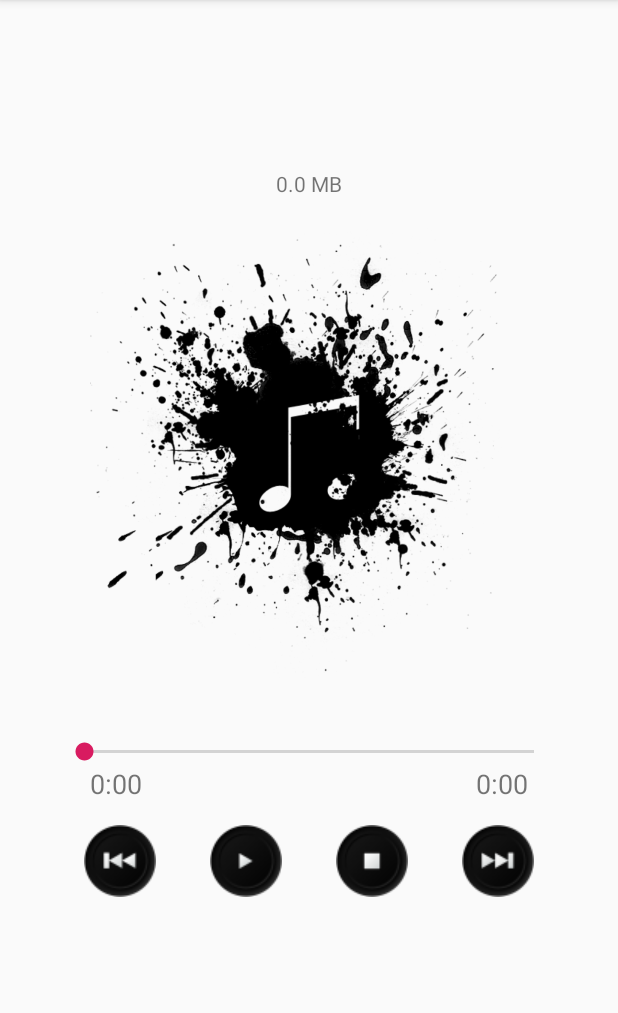
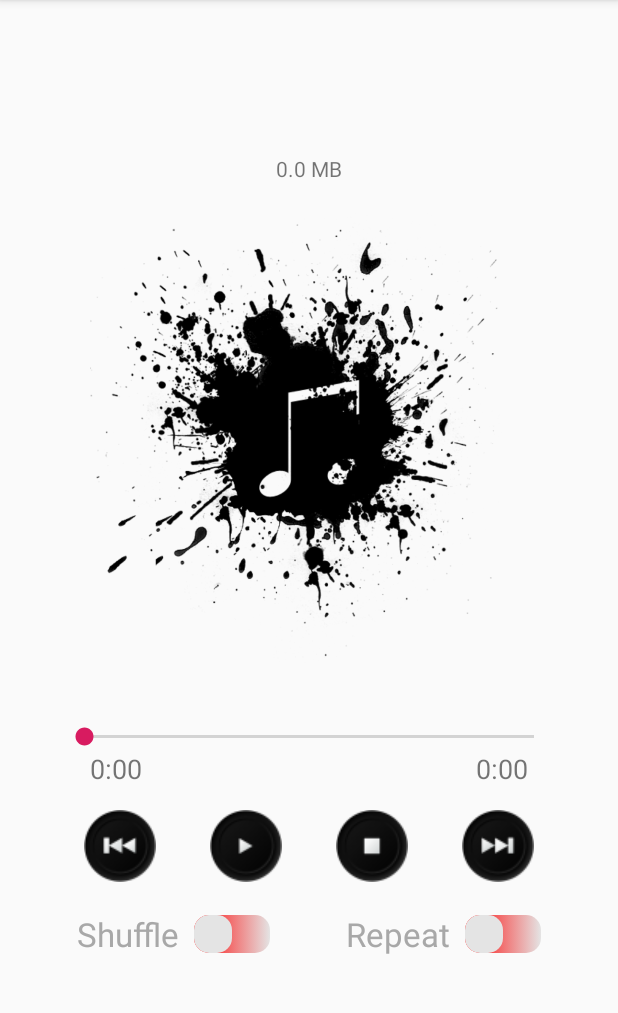
Before and after one commit to Torres1982/Wipro_Music_Player, an Android app: the MusicPlayer screen opened directly, with no data from a screen before it, on a phone screen of 412 x 824 dp, the part 84-1097 px from its top. Run offline under Robolectric (Android 15) with nearby library versions, the phone set to English and light mode, and no system bars; 6 statements that could not run were skipped.

Commit message:
[1] Color, dimen, strings xml updated. [2] UI Switch for repeating and shuffling the songs added (also separate drawable xml files added to style the thumb and track of the switch).

```diff
--- /dev/null
+++ b/app/src/main/res/drawable/switch_thumb.xml
@@ -0,0 +1,37 @@
+<?xml version="1.0" encoding="utf-8"?>
+<selector xmlns:android="http://schemas.android.com/apk/res/android" >
+    <item
+        android:state_checked="true">
+        <shape
+            android:shape="rectangle"
+            android:visible="true"
+            android:dither="true"
+            android:useLevel="false">
+            <gradient
+                android:startColor="@color/red"
+                android:endColor="@color/red"
+                android:angle="180" />
+            <corners android:radius="@dimen/margin_ten" />
+            <size
+                android:width="@dimen/size_twenty_five"
+                android:height="@dimen/size_twenty_five" />
+        </shape>
+    </item>
+    <item
+        android:state_checked="false">
+        <shape
+            android:shape="rectangle"
+            android:visible="true"
+            android:dither="true"
+            android:useLevel="false">
+            <gradient
+                android:startColor="@color/light_grey"
+                android:endColor="@color/light_grey"
+                android:angle="180"/>
+            <corners android:radius="@dimen/margin_ten"/>
+            <size
+                android:width="@dimen/size_twenty_five"
+                android:height="@dimen/size_twenty_five" />
+        </shape>
+    </item>
+</selector>
--- /dev/null
+++ b/app/src/main/res/drawable/switch_track.xml
@@ -0,0 +1,16 @@
+<?xml version="1.0" encoding="utf-8"?>
+<shape
+    xmlns:android="http://schemas.android.com/apk/res/android"
+    android:shape="rectangle"
+    android:visible="true"
+    android:dither="true"
+    android:useLevel="false">
+    <gradient
+        android:startColor="@color/light_grey"
+        android:endColor="@color/red"
+        android:angle="180" />
+    <corners android:radius="@dimen/margin_ten" />
+    <size
+        android:width="@dimen/size_twenty_five"
+        android:height="@dimen/size_twenty_five" />
+</shape>
--- a/app/src/main/res/layout/music_player.xml
+++ b/app/src/main/res/layout/music_player.xml
@@ -12,10 +12,10 @@
         android:layout_height="wrap_content"
         android:layout_marginStart="@dimen/margin_twenty"
         android:layout_marginEnd="@dimen/margin_twenty"
-        android:layout_marginTop="@dimen/margin_forty"
+        android:layout_marginTop="@dimen/margin_twenty"
         android:layout_marginBottom="@dimen/margin_twenty"
         android:gravity="center"
-        android:textSize="@dimen/text_title_twenty"
+        android:textSize="@dimen/text_title_twenty_two"
         android:lines="2"
         app:layout_constraintEnd_toEndOf="parent"
         app:layout_constraintStart_toStartOf="parent"
@@ -37,6 +37,7 @@
         android:id="@+id/music_size"
         android:layout_width="match_parent"
         android:layout_height="wrap_content"
+        android:layout_marginTop="@dimen/margin_five"
         android:gravity="center"
         android:textSize="@dimen/text_artist_fourteen"
         app:layout_constraintEnd_toEndOf="parent"
@@ -145,4 +146,34 @@
         app:layout_constraintHorizontal_bias="0.5"
         app:layout_constraintStart_toEndOf="@+id/button_stop"
         app:layout_constraintTop_toBottomOf="@id/seek_bar" />
+
+    <Switch
+        android:id="@+id/switch_shuffle"
+        android:layout_width="wrap_content"
+        android:layout_height="wrap_content"
+        android:layout_marginTop="@dimen/margin_twenty"
+        android:switchPadding="@dimen/margin_ten"
+        android:text="@string/shuffle"
+        android:textSize="@dimen/text_title_twenty_two"
+        android:textColor="@color/grey"
+        android:track="@drawable/switch_track"
+        android:thumb="@drawable/switch_thumb"
+        app:layout_constraintStart_toStartOf="parent"
+        app:layout_constraintEnd_toStartOf="@id/switch_repeat"
+        app:layout_constraintTop_toBottomOf="@id/button_previous" />
+
+    <Switch
+        android:id="@+id/switch_repeat"
+        android:layout_width="wrap_content"
+        android:layout_height="wrap_content"
+        android:layout_marginTop="@dimen/margin_twenty"
+        android:switchPadding="@dimen/margin_ten"
+        android:text="@string/repeat_song"
+        android:textSize="@dimen/text_title_twenty_two"
+        android:textColor="@color/grey"
+        android:track="@drawable/switch_track"
+        android:thumb="@drawable/switch_thumb"
+        app:layout_constraintStart_toEndOf="@id/switch_shuffle"
+        app:layout_constraintEnd_toEndOf="parent"
+        app:layout_constraintTop_toBottomOf="@id/button_previous" />
 </android.support.constraint.ConstraintLayout>
--- a/app/src/main/res/layout/song_row.xml
+++ b/app/src/main/res/layout/song_row.xml
@@ -12,12 +12,12 @@
         android:layout_height="wrap_content"
         android:textSize="@dimen/text_title_twenty"
         android:textColor="@color/yellow"
-        android:layout_marginTop="@dimen/song_row_margin_top" />
+        android:layout_marginTop="@dimen/margin_two" />
     <TextView
         android:id="@+id/song_artist"
         android:layout_width="wrap_content"
         android:layout_height="wrap_content"
         android:textSize="@dimen/text_artist_fourteen"
         android:textColor="@color/yellow"
-        android:layout_marginBottom="@dimen/song_row_margin_bottom" />
+        android:layout_marginBottom="@dimen/margin_five" />
 </LinearLayout>
--- a/app/src/main/res/values/colors.xml
+++ b/app/src/main/res/values/colors.xml
@@ -4,4 +4,9 @@
     <color name="colorPrimaryDark">#00574B</color>
     <color name="colorAccent">#D81B60</color>
     <color name="yellow">#FFFF00</color>
+    <color name="grey">#A8A8A8</color>
+    <color name="light_grey">#E4E4E4</color>
+    <color name="white">#FFFFFF</color>
+    <color name="black">#000000</color>
+    <color name="red">#FF0000</color>
 </resources>
--- a/app/src/main/res/values/dimens.xml
+++ b/app/src/main/res/values/dimens.xml
@@ -1,6 +1,7 @@
 <?xml version="1.0" encoding="utf-8"?>
 <resources>
     <dimen name="text_title_twenty_four">24sp</dimen>
+    <dimen name="text_title_twenty_two">22sp</dimen>
     <dimen name="text_title_twenty">20sp</dimen>
     <dimen name="text_eighteen">18sp</dimen>
     <dimen name="text_artist_sixteen">16sp</dimen>
@@ -8,8 +9,11 @@
     <dimen name="height_three_hundred">300dp</dimen>
     <dimen name="margin_sixty">60dp</dimen>
     <dimen name="margin_forty">40dp</dimen>
+    <dimen name="size_twenty_five">25dp</dimen>
     <dimen name="margin_twenty">20dp</dimen>
-    <dimen name="song_row_margin_top">8dp</dimen>
-    <dimen name="song_row_margin_bottom">5dp</dimen>
+    <dimen name="margin_ten">10dp</dimen>
+    <dimen name="margin_eight">8dp</dimen>
+    <dimen name="margin_five">5dp</dimen>
+    <dimen name="margin_two">2dp</dimen>
     <dimen name="divider_size">1px</dimen>
 </resources>
--- a/app/src/main/res/values/strings.xml
+++ b/app/src/main/res/values/strings.xml
@@ -2,4 +2,8 @@
     <string name="app_name">Wipro Music Player</string>
     <string name="icon_description">Icon</string>
     <string name="initial_timer">0:00</string>
+    <string name="shuffle">Shuffle</string>
+    <string name="repeat_song">Repeat</string>
+    <string name="on">On</string>
+    <string name="off">Off</string>
 </resources>
--- a/app/src/main/res/values/styles.xml
+++ b/app/src/main/res/values/styles.xml
@@ -1,5 +1,4 @@
 <resources>
-
     <!-- Base application theme. -->
     <style name="AppTheme" parent="Theme.AppCompat.Light.DarkActionBar">
         <!-- Customize your theme here. -->
@@ -7,5 +6,4 @@
         <item name="colorPrimaryDark">@color/colorPrimaryDark</item>
         <item name="colorAccent">@color/colorAccent</item>
     </style>
-
 </resources>
```
